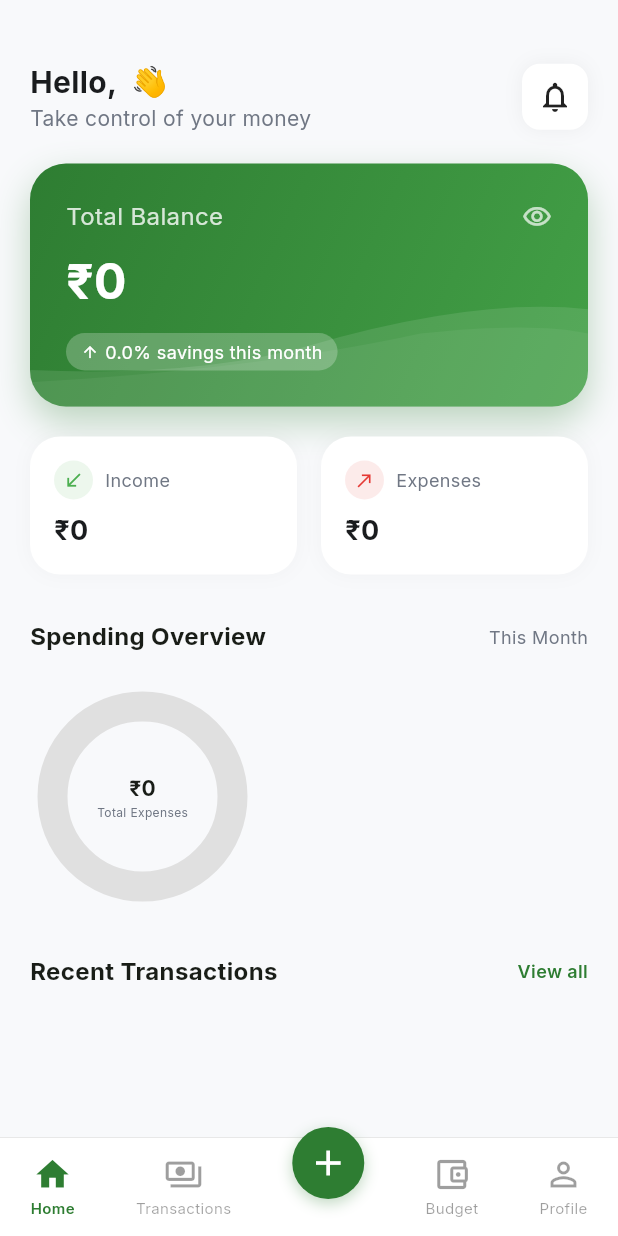
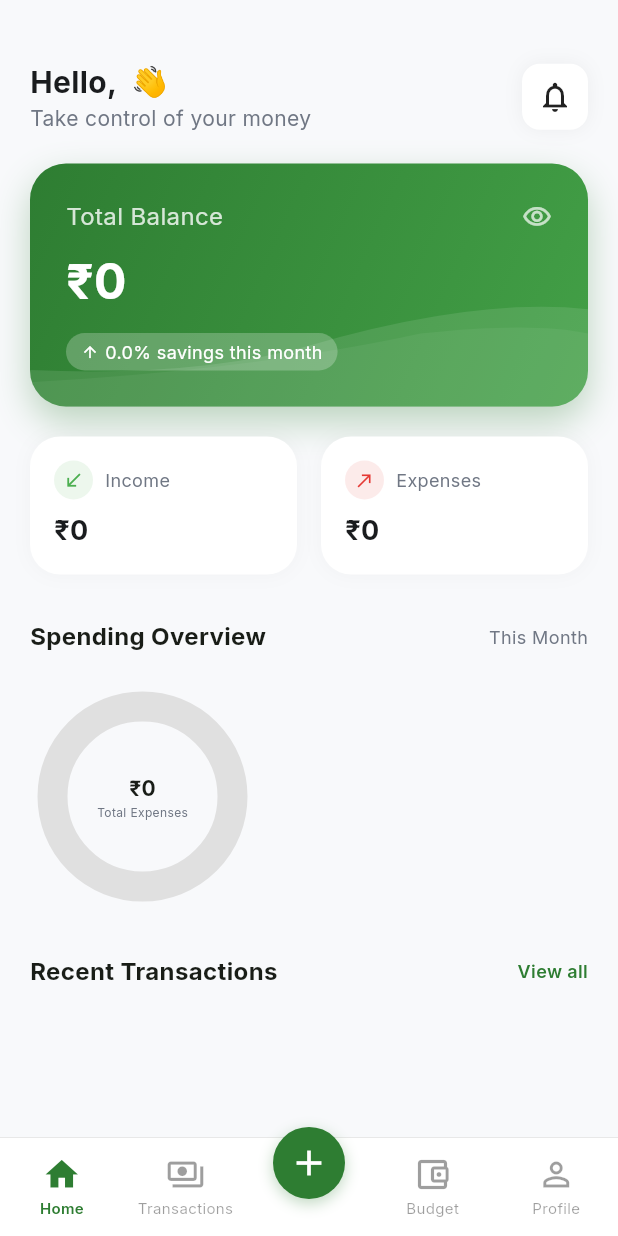
Before and after one commit to SurajChaurasia84/Xpense-Tracker, a Flutter app: the screen it shows once a user with an empty profile is signed in, on a phone screen of 412 x 824 dp. Run offline on Flutter 3.47's test engine with Material 3 defaults, Android fonts, the light colour scheme and no system bars; drawn by our look-alikes of fl_chart; our stand-ins replace animate_do, cloud_firestore, firebase_auth, firebase_core, google_fonts, google_sign_in; accounts and stored records are empty; generated files the repository leaves out were written again.

Commit message:
refactor: improve main screen navigation structure

```diff
--- a/lib/screens/main_screen.dart
+++ b/lib/screens/main_screen.dart
@@ -40,7 +40,25 @@ class _MainScreenState extends State<MainScreen> {
       },
       child: Scaffold(
         backgroundColor: const Color(0xFFF8F9FB),
-        body: _screens[_currentIndex],
+        body: AnimatedSwitcher(
+        duration: const Duration(milliseconds: 300),
+        transitionBuilder: (Widget child, Animation<double> animation) {
+          return FadeTransition(
+            opacity: animation,
+            child: SlideTransition(
+              position: Tween<Offset>(
+                begin: const Offset(0.02, 0),
+                end: Offset.zero,
+              ).animate(animation),
+              child: child,
+            ),
+          );
+        },
+        child: Container(
+          key: ValueKey<int>(_currentIndex),
+          child: _screens[_currentIndex],
+        ),
+      ),
 
         bottomNavigationBar: BottomAppBar(
           color: Colors.white,
@@ -57,11 +75,13 @@ class _MainScreenState extends State<MainScreen> {
             child: Row(
               mainAxisAlignment: MainAxisAlignment.spaceAround,
               children: [
-                _navItem(Icons.home, Icons.home_outlined, 'Home', 0),
-                _navItem(Icons.payments, Icons.payments_outlined, 'Transactions', 1),
+                Expanded(child: _navItem(Icons.home, Icons.home_outlined, 'Home', 0)),
+                Expanded(child: _navItem(Icons.payments, Icons.payments_outlined, 'Transactions', 1)),
 
                 // Integrated "+" button
-                Transform.translate(
+                Expanded(
+                  child: Center(
+                    child: Transform.translate(
                       offset: const Offset(0, -16),
                       child: GestureDetector(
                         onTap: () {
@@ -88,9 +108,11 @@ class _MainScreenState extends State<MainScreen> {
                         ),
                       ),
                     ),
+                  ),
+                ),
 
-                _navItem(Icons.account_balance_wallet, Icons.account_balance_wallet_outlined, 'Budget', 3),
-                _navItem(Icons.person, Icons.person_outline, 'Profile', 4),
+                Expanded(child: _navItem(Icons.account_balance_wallet, Icons.account_balance_wallet_outlined, 'Budget', 3)),
+                Expanded(child: _navItem(Icons.person, Icons.person_outline, 'Profile', 4)),
               ],
             ),
           ),
```
Lines whose indentation alone changed are shown as unchanged.
